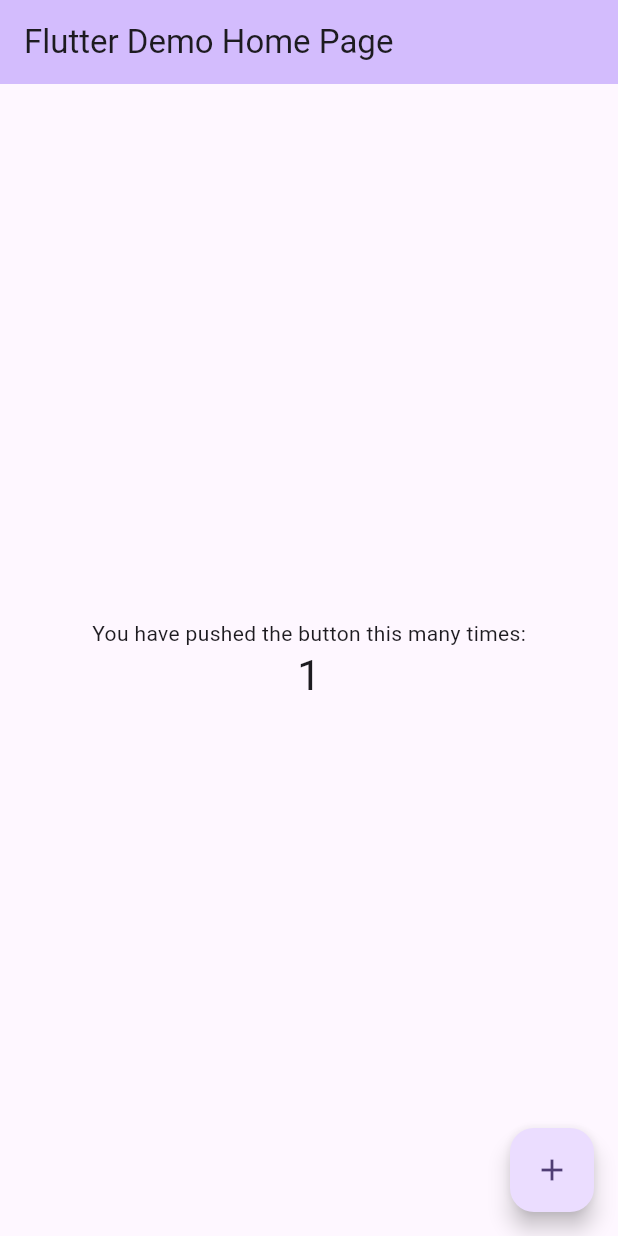
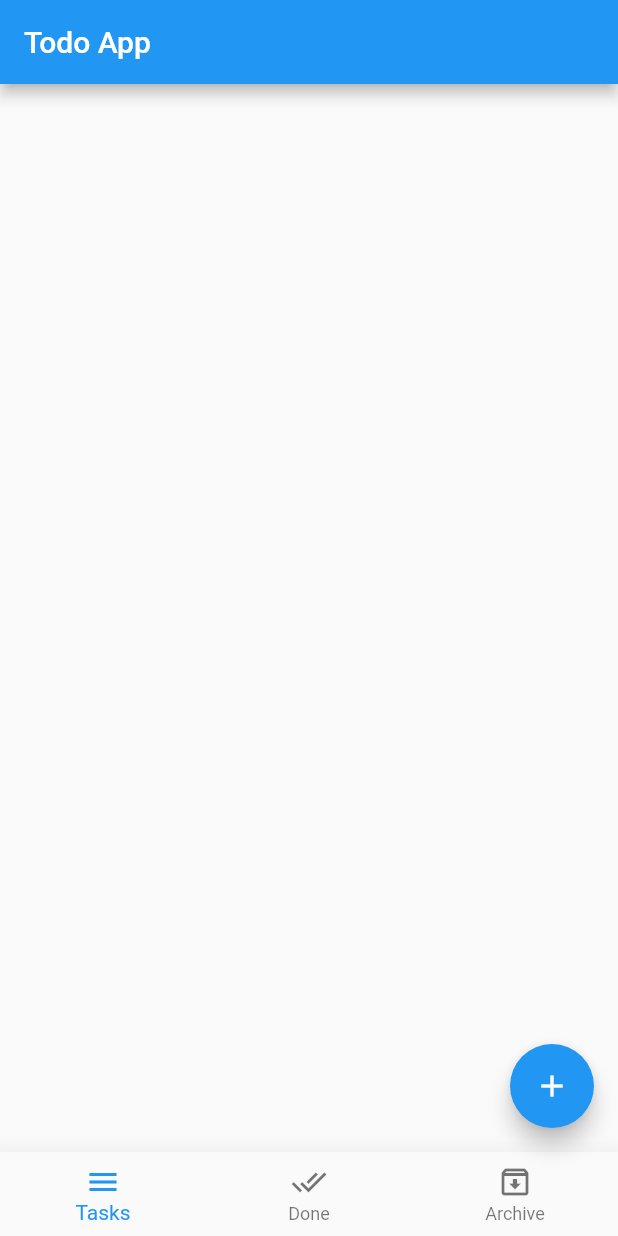
Before and after one commit to flutter-preview/YoussefmSaber-todo_app_flutter, a Flutter app: the screen it shows after launch, after a tap on the "add" icon, on a phone screen of 412 x 824 dp. Run offline on Flutter 3.47's test engine with Material 2 defaults, Android fonts, the phone set to English and light mode, and no system bars.

Commit message:
Created the layout screen that contains the bottom navigation

```diff
--- /dev/null
+++ b/lib/layout/home_layout.dart
@@ -0,0 +1,38 @@
+import 'package:flutter/material.dart';
+
+class HomeLayout extends StatefulWidget {
+  @override
+  State<HomeLayout> createState() => _HomeLayoutState();
+}
+
+class _HomeLayoutState extends State<HomeLayout> {
+  int currentIndex = 0;
+
+  @override
+  Widget build(BuildContext context) {
+    return Scaffold(
+      appBar: AppBar(
+        title: Text("Todo App"),
+      ),
+      floatingActionButton: FloatingActionButton(
+        onPressed: () {},
+        child: Icon(Icons.add),
+      ),
+      bottomNavigationBar: BottomNavigationBar(
+        type: BottomNavigationBarType.fixed,
+        currentIndex: currentIndex,
+        onTap: (index){
+          setState(() {
+            currentIndex = index;
+          });
+        },
+        elevation: 15,
+        items: const [
+          BottomNavigationBarItem(icon: Icon(Icons.menu), label: 'Tasks'),
+          BottomNavigationBarItem(icon: Icon(Icons.done_all), label: 'Done'),
+          BottomNavigationBarItem(icon: Icon(Icons.archive_outlined), label: 'Archive'),
+        ],
+      ),
+    );
+  }
+}
--- a/lib/main.dart
+++ b/lib/main.dart
@@ -1,125 +1,17 @@
 import 'package:flutter/material.dart';
+import 'package:todo_app_flutter/layout/home_layout.dart';
 
 void main() {
-  runApp(const MyApp());
+  runApp(MyApp());
 }
 
 class MyApp extends StatelessWidget {
-  const MyApp({super.key});
 
-  // This widget is the root of your application.
   @override
   Widget build(BuildContext context) {
     return MaterialApp(
-      title: 'Flutter Demo',
-      theme: ThemeData(
-        // This is the theme of your application.
-        //
-        // TRY THIS: Try running your application with "flutter run". You'll see
-        // the application has a blue toolbar. Then, without quitting the app,
-        // try changing the seedColor in the colorScheme below to Colors.green
-        // and then invoke "hot reload" (save your changes or press the "hot
-        // reload" button in a Flutter-supported IDE, or press "r" if you used
-        // the command line to start the app).
-        //
-        // Notice that the counter didn't reset back to zero; the application
-        // state is not lost during the reload. To reset the state, use hot
-        // restart instead.
-        //
-        // This works for code too, not just values: Most code changes can be
-        // tested with just a hot reload.
-        colorScheme: ColorScheme.fromSeed(seedColor: Colors.deepPurple),
-        useMaterial3: true,
-      ),
-      home: const MyHomePage(title: 'Flutter Demo Home Page'),
+      debugShowCheckedModeBanner: false,
+      home: HomeLayout(),
     );
   }
 }
-
-class MyHomePage extends StatefulWidget {
-  const MyHomePage({super.key, required this.title});
-
-  // This widget is the home page of your application. It is stateful, meaning
-  // that it has a State object (defined below) that contains fields that affect
-  // how it looks.
-
-  // This class is the configuration for the state. It holds the values (in this
-  // case the title) provided by the parent (in this case the App widget) and
-  // used by the build method of the State. Fields in a Widget subclass are
-  // always marked "final".
-
-  final String title;
-
-  @override
-  State<MyHomePage> createState() => _MyHomePageState();
-}
-
-class _MyHomePageState extends State<MyHomePage> {
-  int _counter = 0;
-
-  void _incrementCounter() {
-    setState(() {
-      // This call to setState tells the Flutter framework that something has
-      // changed in this State, which causes it to rerun the build method below
-      // so that the display can reflect the updated values. If we changed
-      // _counter without calling setState(), then the build method would not be
-      // called again, and so nothing would appear to happen.
-      _counter++;
-    });
-  }
-
-  @override
-  Widget build(BuildContext context) {
-    // This method is rerun every time setState is called, for instance as done
-    // by the _incrementCounter method above.
-    //
-    // The Flutter framework has been optimized to make rerunning build methods
-    // fast, so that you can just rebuild anything that needs updating rather
-    // than having to individually change instances of widgets.
-    return Scaffold(
-      appBar: AppBar(
-        // TRY THIS: Try changing the color here to a specific color (to
-        // Colors.amber, perhaps?) and trigger a hot reload to see the AppBar
-        // change color while the other colors stay the same.
-        backgroundColor: Theme.of(context).colorScheme.inversePrimary,
-        // Here we take the value from the MyHomePage object that was created by
-        // the App.build method, and use it to set our appbar title.
-        title: Text(widget.title),
-      ),
-      body: Center(
-        // Center is a layout widget. It takes a single child and positions it
-        // in the middle of the parent.
-        child: Column(
-          // Column is also a layout widget. It takes a list of children and
-          // arranges them vertically. By default, it sizes itself to fit its
-          // children horizontally, and tries to be as tall as its parent.
-          //
-          // Column has various properties to control how it sizes itself and
-          // how it positions its children. Here we use mainAxisAlignment to
-          // center the children vertically; the main axis here is the vertical
-          // axis because Columns are vertical (the cross axis would be
-          // horizontal).
-          //
-          // TRY THIS: Invoke "debug painting" (choose the "Toggle Debug Paint"
-          // action in the IDE, or press "p" in the console), to see the
-          // wireframe for each widget.
-          mainAxisAlignment: MainAxisAlignment.center,
-          children: <Widget>[
-            const Text(
-              'You have pushed the button this many times:',
-            ),
-            Text(
-              '$_counter',
-              style: Theme.of(context).textTheme.headlineMedium,
-            ),
-          ],
-        ),
-      ),
-      floatingActionButton: FloatingActionButton(
-        onPressed: _incrementCounter,
-        tooltip: 'Increment',
-        child: const Icon(Icons.add),
-      ), // This trailing comma makes auto-formatting nicer for build methods.
-    );
-  }
-}
```
Also changed, not shown: 1 other file.
